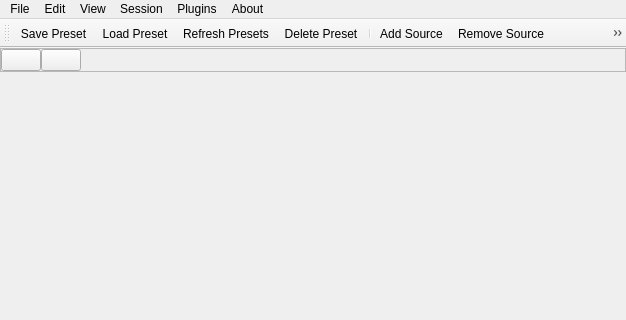
The window that src/app/windows/MainWindow/MainWindow.ui (m-riley04/ModularSensorSystem) describes before a commit, drawn with Qt 5; both pictures show x 0 to 626 and y 0 to 320 of the 626 by 513 pixel window.
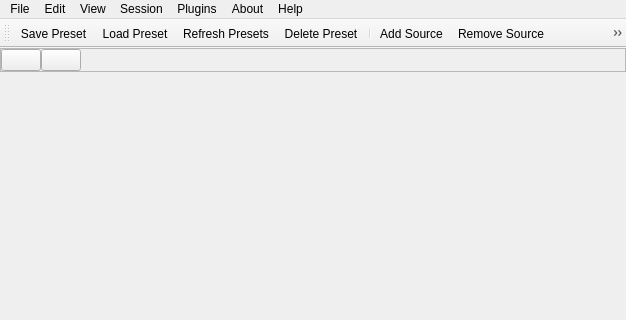
The same window after the commit. Icons and pictures are not drawn. Custom widgets are drawn as their Qt base class.

```diff
--- a/src/app/windows/MainWindow/MainWindow.ui
+++ b/src/app/windows/MainWindow/MainWindow.ui
@@ -441,12 +441,18 @@
      <string>Plugins</string>
     </property>
    </widget>
+   <widget class="QMenu" name="menuHelp">
+    <property name="title">
+     <string>Help</string>
+    </property>
+   </widget>
    <addaction name="menuFile"/>
    <addaction name="menuEdit"/>
    <addaction name="menuView"/>
    <addaction name="menuSession"/>
    <addaction name="menuPlugins"/>
    <addaction name="menuAbout"/>
+   <addaction name="menuHelp"/>
   </widget>
   <widget class="QToolBar" name="toolBar">
    <property name="windowTitle">
```
Left out of the diff: 71 changed lines with no effect on the pictures.
